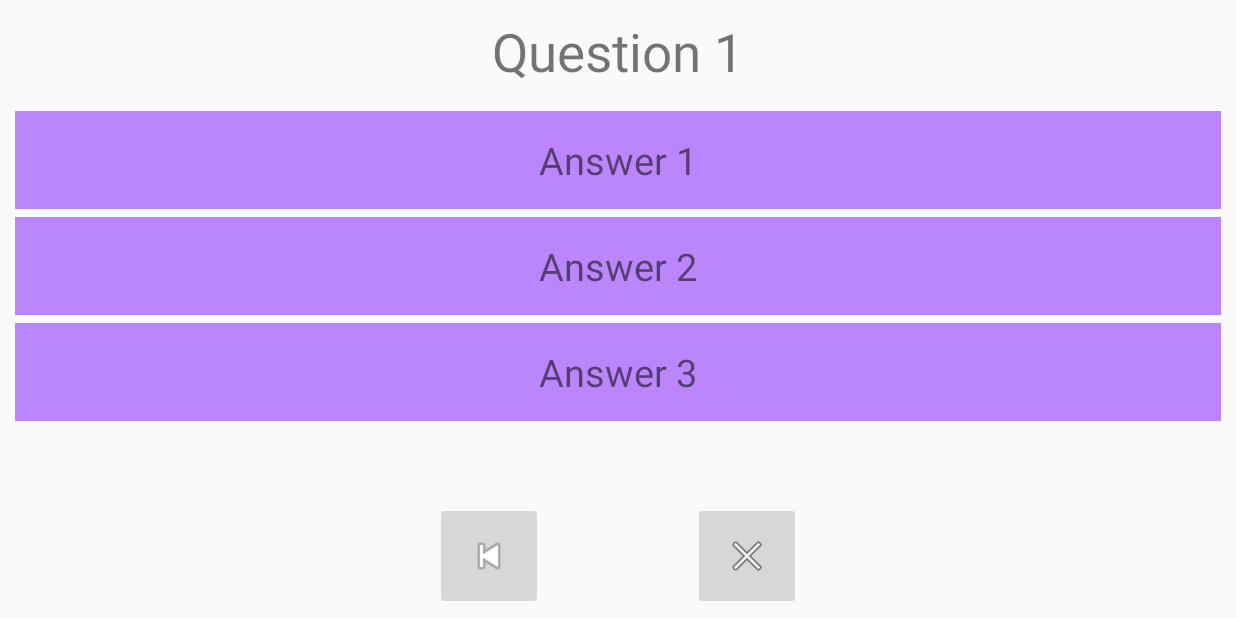
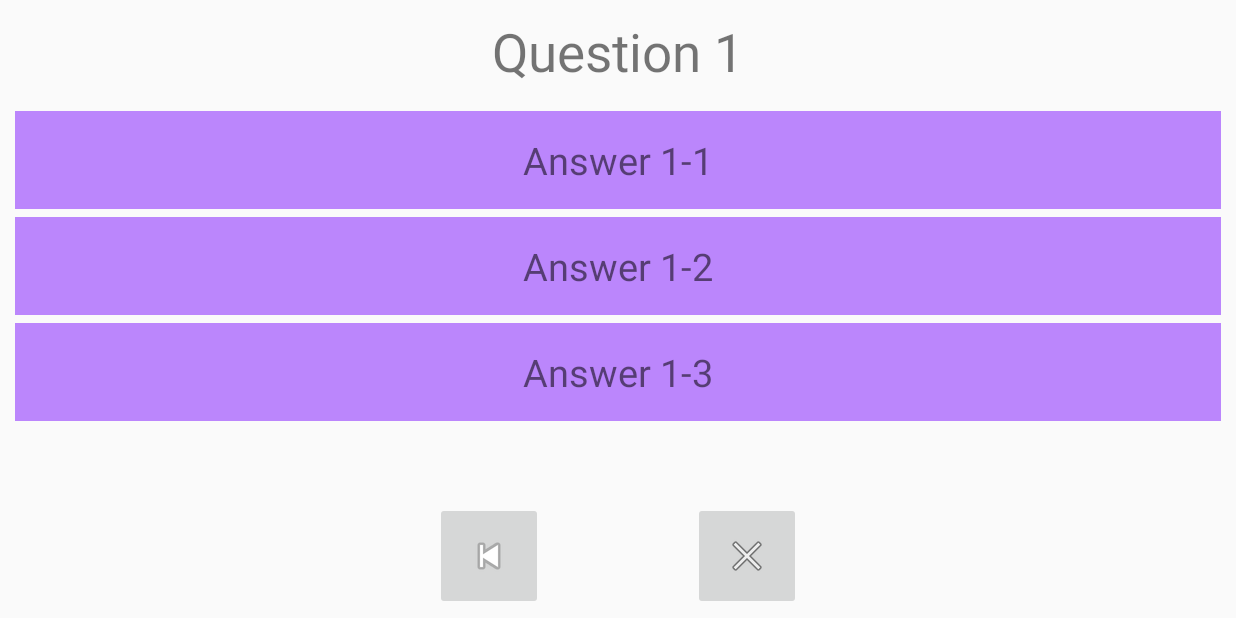
Before and after one commit to 7tsuky/raeh_application, an Android app built with Jetpack Compose: the SurveyFragment screen opened through its navigation route, on a phone screen of 824 x 412 dp (held sideways). Run offline under Robolectric (Android 15) with nearby library versions, the phone set to English and light mode, and no system bars.

Commit message:
Create trace survey

```diff
--- a/app/src/main/assets/survey.json
+++ b/app/src/main/assets/survey.json
@@ -9,19 +9,19 @@
     {
       "id": 1,
       "type": "question",
-      "value": "Answer 1",
+      "value": "Answer 1-1",
       "children": [4]
     },
     {
       "id": 2,
       "type": "question",
-      "value": "Answer 2",
+      "value": "Answer 1-2",
       "children": [4]
     },
     {
       "id": 3,
       "type": "question",
-      "value": "Answer 3",
+      "value": "Answer 1-3",
       "children": [4]
     },
     {
--- a/app/src/main/java/com/alejandro/raeh_app/SurveyFragment.kt
+++ b/app/src/main/java/com/alejandro/raeh_app/SurveyFragment.kt
@@ -9,10 +9,13 @@ import android.view.ViewGroup
 import android.widget.ImageButton
 import android.widget.TextView
 import android.widget.Toast
+import androidx.compose.runtime.collection.mutableVectorOf
+import androidx.core.os.trace
 import androidx.navigation.Navigation
 import com.google.gson.Gson
 import java.io.IOException
 import java.nio.charset.Charset
+import java.util.Vector
 
 /**
  * A fragment representing a list of Items.
@@ -35,10 +38,12 @@ class SurveyFragment : Fragment() {
     private lateinit var surveyAnswersList: RecyclerView
     private lateinit var surveyBackButton: ImageButton
     private lateinit var surveyCloseButton: ImageButton
+    private lateinit var viewOfLayout: View
 
     // Members
-    private var currentNodeId = 0
     private lateinit var surveyGraph: Survey
+    private var traceQuestionNodeIds: Vector<Int> = Vector<Int>()
+    private var finishedSurvey = false
 
     override fun onCreate(savedInstanceState: Bundle?) {
         super.onCreate(savedInstanceState)
@@ -48,34 +53,35 @@ class SurveyFragment : Fragment() {
         } else {
             return
         }
+        traceQuestionNodeIds.addAll(arrayOf(-1, 0))
     }
 
     override fun onCreateView(
         inflater: LayoutInflater, container: ViewGroup?,
         savedInstanceState: Bundle?
     ): View? {
-        val view = inflater.inflate(R.layout.fragment_item_survey_list, container, false)
+        viewOfLayout = inflater.inflate(R.layout.fragment_item_survey_list, container, false)
 
         // Configure surveyQuestionTextView
-        surveyQuestionTextView = view.findViewById(R.id.surveyQuestionTextView)
+        surveyQuestionTextView = viewOfLayout.findViewById(R.id.surveyQuestionTextView)
 
         // Configure RecyclerView Adapter
-        surveyAnswersList = view.findViewById(R.id.surveyAnswersList)
+        surveyAnswersList = viewOfLayout.findViewById(R.id.surveyAnswersList)
         updateSurvey()
 
         // Configure surveyBackButton
-        surveyBackButton = view.findViewById(R.id.surveyBackButton)
+        surveyBackButton = viewOfLayout.findViewById(R.id.surveyBackButton)
         surveyBackButton.setOnClickListener {
-            Toast.makeText(context, "Back button clicked", Toast.LENGTH_SHORT).show()
+            returnToLastQuestion();
         }
 
         // Configure surveyCloseButton
-        surveyCloseButton = view.findViewById(R.id.surveyCloseButton)
+        surveyCloseButton = viewOfLayout.findViewById(R.id.surveyCloseButton)
         surveyCloseButton.setOnClickListener {
-            Navigation.findNavController(view).navigate(R.id.action_itemSurveyFragment_to_welcomeFragment)
+            Navigation.findNavController(viewOfLayout).navigate(R.id.action_itemSurveyFragment_to_welcomeFragment)
         }
 
-        return view
+        return viewOfLayout
     }
 
     private fun loadJSONFile(path: String): String? {
@@ -95,10 +101,21 @@ class SurveyFragment : Fragment() {
         return json
     }
 
+    private fun returnToLastQuestion(){
+        if (traceQuestionNodeIds.elementAt(traceQuestionNodeIds.size - 2) == -1) {
+            Navigation.findNavController(viewOfLayout).navigate(R.id.action_itemSurveyFragment_to_welcomeFragment)
+            return
+        }
+        finishedSurvey = false
+        traceQuestionNodeIds.removeLast()
+        updateSurvey()
+    }
+
     private fun updateSurvey(){
         // Fade out
-        if (currentNodeId == -1){
+        if (finishedSurvey){
             Toast.makeText(context, "Finished", Toast.LENGTH_SHORT).show()
+            return
         }
         val currentNode = getCurrentNode()
         surveyQuestionTextView.text = currentNode.value
@@ -131,7 +148,7 @@ class SurveyFragment : Fragment() {
     }
 
     private fun getCurrentNode(): Node {
-        return surveyGraph.nodes.find { it.id == currentNodeId }
+        return surveyGraph.nodes.find { it.id == traceQuestionNodeIds.lastElement() }
             ?: throw IllegalStateException("Current node not found in survey graph.")
     }
 
@@ -158,7 +175,10 @@ class SurveyFragment : Fragment() {
             fun bind(answer: Node) {
                 answerTextView.text = answer.value;
                 answerTextView.setOnClickListener {
-                    currentNodeId = if (answer.children.isNotEmpty()) answer.children[0] else -1
+                    finishedSurvey = answer.children.isEmpty()
+                    if (!finishedSurvey){
+                        traceQuestionNodeIds.add(answer.children[0])
+                    }
                     updateSurvey()
                 }
             }
```
